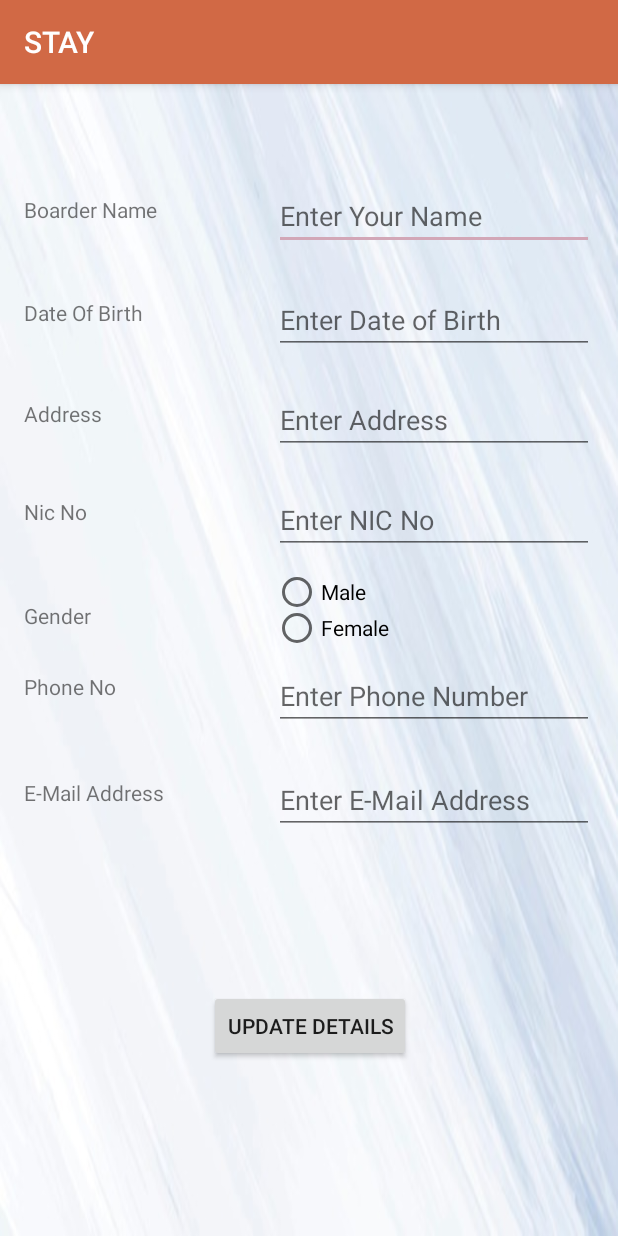
After one commit to MilindaRanawaka/STAY, an Android app: the BoarderManageActivity screen opened directly, with no data from a screen before it, on a phone screen of 412 x 824 dp. The commit adds this screen. Run offline under Robolectric (Android 15) with nearby library versions, the phone set to English and light mode, and no system bars.

Commit message:
ADD & VIew Borders Done

```diff
--- a/app/src/main/AndroidManifest.xml
+++ b/app/src/main/AndroidManifest.xml
@@ -9,10 +9,11 @@
         android:roundIcon="@mipmap/ic_launcher_round"
         android:supportsRtl="true"
         android:theme="@style/AppTheme">
+        <activity android:name=".BoarderManageActivity"></activity>
         <activity
             android:name=".MngBorderActivity"
             android:label="@string/title_activity_mng_border"
-            android:theme="@style/AppTheme.NoActionBar"></activity>
+            android:theme="@style/AppTheme.NoActionBar" />
         <activity android:name=".BoardersHomeActivity" />
         <activity android:name=".ManagementHomeActivity" />
         <activity android:name=".LoginActivity">
--- /dev/null
+++ b/app/src/main/java/com/example/stay/BoarderManageActivity.java
@@ -0,0 +1,15 @@
+package com.example.stay;
+
+import androidx.appcompat.app.AppCompatActivity;
+
+import android.content.Intent;
+import android.os.Bundle;
+
+public class BoarderManageActivity extends AppCompatActivity {
+
+    @Override
+    protected void onCreate(Bundle savedInstanceState) {
+        super.onCreate(savedInstanceState);
+        setContentView(R.layout.activity_boarder_manage);
+    }
+}
--- a/app/src/main/java/com/example/stay/BoardersHomeActivity.java
+++ b/app/src/main/java/com/example/stay/BoardersHomeActivity.java
@@ -2,7 +2,9 @@ package com.example.stay;
 
 import androidx.appcompat.app.AppCompatActivity;
 
+import android.content.Intent;
 import android.os.Bundle;
+import android.view.View;
 
 public class BoardersHomeActivity extends AppCompatActivity {
 
@@ -11,4 +13,9 @@ public class BoardersHomeActivity extends AppCompatActivity {
         super.onCreate(savedInstanceState);
         setContentView(R.layout.activity_boarders_home);
     }
+
+    public void MyProfileClick(View view){
+        Intent intent = new Intent(this,BoarderManageActivity.class);
+        startActivity(intent);
+    }
 }
--- a/app/src/main/java/com/example/stay/ManagementHomeActivity.java
+++ b/app/src/main/java/com/example/stay/ManagementHomeActivity.java
@@ -18,4 +18,5 @@ public class ManagementHomeActivity extends AppCompatActivity {
         Intent intent = new Intent(this,MngBorderActivity.class);
         startActivity(intent);
     }
+
 }
--- /dev/null
+++ b/app/src/main/res/layout/activity_boarder_manage.xml
@@ -0,0 +1,210 @@
+<?xml version="1.0" encoding="utf-8"?>
+<androidx.constraintlayout.widget.ConstraintLayout xmlns:android="http://schemas.android.com/apk/res/android"
+    xmlns:app="http://schemas.android.com/apk/res-auto"
+    xmlns:tools="http://schemas.android.com/tools"
+    android:layout_width="match_parent"
+    android:layout_height="match_parent"
+    android:background="@drawable/back"
+    tools:context=".BoarderManageActivity">
+
+    <TextView
+        android:id="@+id/textView2"
+        android:layout_width="wrap_content"
+        android:layout_height="wrap_content"
+        android:layout_marginStart="16dp"
+        android:layout_marginLeft="16dp"
+        android:layout_marginTop="74dp"
+        android:text="@string/bdrName"
+        app:layout_constraintStart_toStartOf="parent"
+        app:layout_constraintTop_toTopOf="parent" />
+
+    <EditText
+        android:id="@+id/editText"
+        android:layout_width="wrap_content"
+        android:layout_height="wrap_content"
+        android:layout_marginTop="65dp"
+        android:layout_marginEnd="16dp"
+        android:layout_marginRight="16dp"
+        android:ems="10"
+        android:hint="@string/enrName"
+        android:inputType="textPersonName"
+        app:layout_constraintEnd_toEndOf="parent"
+        app:layout_constraintTop_toTopOf="parent" />
+
+    <TextView
+        android:id="@+id/textView3"
+        android:layout_width="wrap_content"
+        android:layout_height="wrap_content"
+        android:layout_marginStart="16dp"
+        android:layout_marginLeft="16dp"
+        android:layout_marginTop="49dp"
+        android:text="@string/bday"
+        app:layout_constraintStart_toStartOf="parent"
+        app:layout_constraintTop_toBottomOf="@+id/textView2" />
+
+    <TextView
+        android:id="@+id/textView4"
+        android:layout_width="wrap_content"
+        android:layout_height="wrap_content"
+        android:layout_marginStart="16dp"
+        android:layout_marginLeft="16dp"
+        android:layout_marginTop="46dp"
+        android:text="@string/nic"
+        app:layout_constraintStart_toStartOf="parent"
+        app:layout_constraintTop_toBottomOf="@+id/textView7" />
+
+    <TextView
+        android:id="@+id/textView5"
+        android:layout_width="wrap_content"
+        android:layout_height="wrap_content"
+        android:layout_marginStart="16dp"
+        android:layout_marginLeft="16dp"
+        android:layout_marginTop="28dp"
+        android:text="@string/phno"
+        app:layout_constraintStart_toStartOf="parent"
+        app:layout_constraintTop_toBottomOf="@+id/textView8" />
+
+    <TextView
+        android:id="@+id/textView6"
+        android:layout_width="wrap_content"
+        android:layout_height="wrap_content"
+        android:layout_marginStart="16dp"
+        android:layout_marginLeft="16dp"
+        android:layout_marginTop="51dp"
+        android:text="@string/email"
+        app:layout_constraintStart_toStartOf="parent"
+        app:layout_constraintTop_toBottomOf="@+id/textView5" />
+
+    <TextView
+        android:id="@+id/textView7"
+        android:layout_width="wrap_content"
+        android:layout_height="wrap_content"
+        android:layout_marginStart="16dp"
+        android:layout_marginLeft="16dp"
+        android:layout_marginTop="48dp"
+        android:text="@string/adrs"
+        app:layout_constraintStart_toStartOf="parent"
+        app:layout_constraintTop_toBottomOf="@+id/textView3" />
+
+    <TextView
+        android:id="@+id/textView8"
+        android:layout_width="wrap_content"
+        android:layout_height="wrap_content"
+        android:layout_marginStart="16dp"
+        android:layout_marginLeft="16dp"
+        android:layout_marginTop="50dp"
+        android:text="@string/gender"
+        app:layout_constraintStart_toStartOf="parent"
+        app:layout_constraintTop_toBottomOf="@+id/textView4" />
+
+    <EditText
+        android:id="@+id/editText5"
+        android:layout_width="wrap_content"
+        android:layout_height="wrap_content"
+        android:layout_marginTop="24dp"
+        android:layout_marginEnd="16dp"
+        android:layout_marginRight="16dp"
+        android:ems="10"
+        android:hint="@string/entrDOB"
+        android:inputType="date"
+        app:layout_constraintEnd_toEndOf="parent"
+        app:layout_constraintTop_toBottomOf="@+id/editText" />
+
+    <EditText
+        android:id="@+id/editText6"
+        android:layout_width="wrap_content"
+        android:layout_height="wrap_content"
+        android:layout_marginTop="21dp"
+        android:layout_marginEnd="16dp"
+        android:layout_marginRight="16dp"
+        android:ems="10"
+        android:gravity="start|top"
+        android:hint="@string/enrAdd"
+        android:inputType="textMultiLine"
+        app:layout_constraintEnd_toEndOf="parent"
+        app:layout_constraintTop_toBottomOf="@+id/editText5" />
+
+    <EditText
+        android:id="@+id/editText7"
+        android:layout_width="wrap_content"
+        android:layout_height="wrap_content"
+        android:layout_marginTop="21dp"
+        android:layout_marginEnd="16dp"
+        android:layout_marginRight="16dp"
+        android:ems="10"
+        android:hint="@string/nicNO"
+        android:inputType="textPersonName"
+        app:layout_constraintEnd_toEndOf="parent"
+        app:layout_constraintTop_toBottomOf="@+id/editText6" />
+
+    <EditText
+        android:id="@+id/editText8"
+        android:layout_width="wrap_content"
+        android:layout_height="wrap_content"
+        android:layout_marginTop="11dp"
+        android:layout_marginEnd="16dp"
+        android:layout_marginRight="16dp"
+        android:ems="10"
+        android:hint="@string/phoneNumHint"
+        android:inputType="phone"
+        app:layout_constraintEnd_toEndOf="parent"
+        app:layout_constraintTop_toBottomOf="@+id/radioGroup" />
+
+    <EditText
+        android:id="@+id/editText9"
+        android:layout_width="wrap_content"
+        android:layout_height="wrap_content"
+        android:layout_marginTop="24dp"
+        android:layout_marginEnd="16dp"
+        android:layout_marginRight="16dp"
+        android:ems="10"
+        android:hint="@string/emiladd"
+        android:inputType="textEmailAddress"
+        app:layout_constraintEnd_toEndOf="parent"
+        app:layout_constraintTop_toBottomOf="@+id/editText8" />
+
+    <Button
+        android:id="@+id/button"
+        android:layout_width="wrap_content"
+        android:layout_height="wrap_content"
+        android:layout_marginStart="149dp"
+        android:layout_marginLeft="149dp"
+        android:layout_marginTop="87dp"
+        android:layout_marginEnd="148dp"
+        android:layout_marginRight="148dp"
+        android:layout_marginBottom="100dp"
+        android:text="@string/updateDetail"
+        app:layout_constraintBottom_toBottomOf="parent"
+        app:layout_constraintEnd_toEndOf="parent"
+        app:layout_constraintStart_toStartOf="parent"
+        app:layout_constraintTop_toBottomOf="@+id/editText9" />
+
+    <RadioGroup
+        android:id="@+id/radioGroup"
+        android:layout_width="216dp"
+        android:layout_height="47dp"
+        android:layout_marginStart="120dp"
+        android:layout_marginLeft="120dp"
+        android:layout_marginTop="13dp"
+        android:layout_marginEnd="13dp"
+        android:layout_marginRight="13dp"
+        app:layout_constraintEnd_toEndOf="parent"
+        app:layout_constraintStart_toEndOf="@+id/textView8"
+        app:layout_constraintTop_toBottomOf="@+id/editText7">
+
+        <RadioButton
+            android:id="@+id/radioButton6"
+            android:layout_width="wrap_content"
+            android:layout_height="wrap_content"
+            android:layout_weight="1"
+            android:text="@string/male" />
+
+        <RadioButton
+            android:id="@+id/radioButton5"
+            android:layout_width="wrap_content"
+            android:layout_height="wrap_content"
+            android:layout_weight="1"
+            android:text="@string/female" />
+    </RadioGroup>
+
+</androidx.constraintlayout.widget.ConstraintLayout>
--- a/app/src/main/res/layout/activity_boarders_home.xml
+++ b/app/src/main/res/layout/activity_boarders_home.xml
@@ -5,7 +5,7 @@
     android:layout_width="match_parent"
     android:layout_height="match_parent"
     android:background="@drawable/back"
-    tools:context=".ManagementHomeActivity">
+    tools:context=".BoardersHomeActivity">
 
     <Button
         android:id="@+id/BleaveBtn"
@@ -70,6 +70,7 @@
         android:layout_marginRight="139dp"
         android:layout_marginBottom="31dp"
         android:background="@color/colorAccent"
+        android:onClick="MyProfileClick"
         android:text="@string/Bprofile"
         app:layout_constraintBottom_toTopOf="@+id/BleaveBtn"
         app:layout_constraintEnd_toEndOf="parent"
--- a/app/src/main/res/values/strings.xml
+++ b/app/src/main/res/values/strings.xml
@@ -42,4 +42,5 @@
     <string name="name">Name</string>
     <string name="name1">Alice</string>
     <string name="bID">B001</string>
+    <string name="updateDetail">Update Details</string>
 </resources>
```
